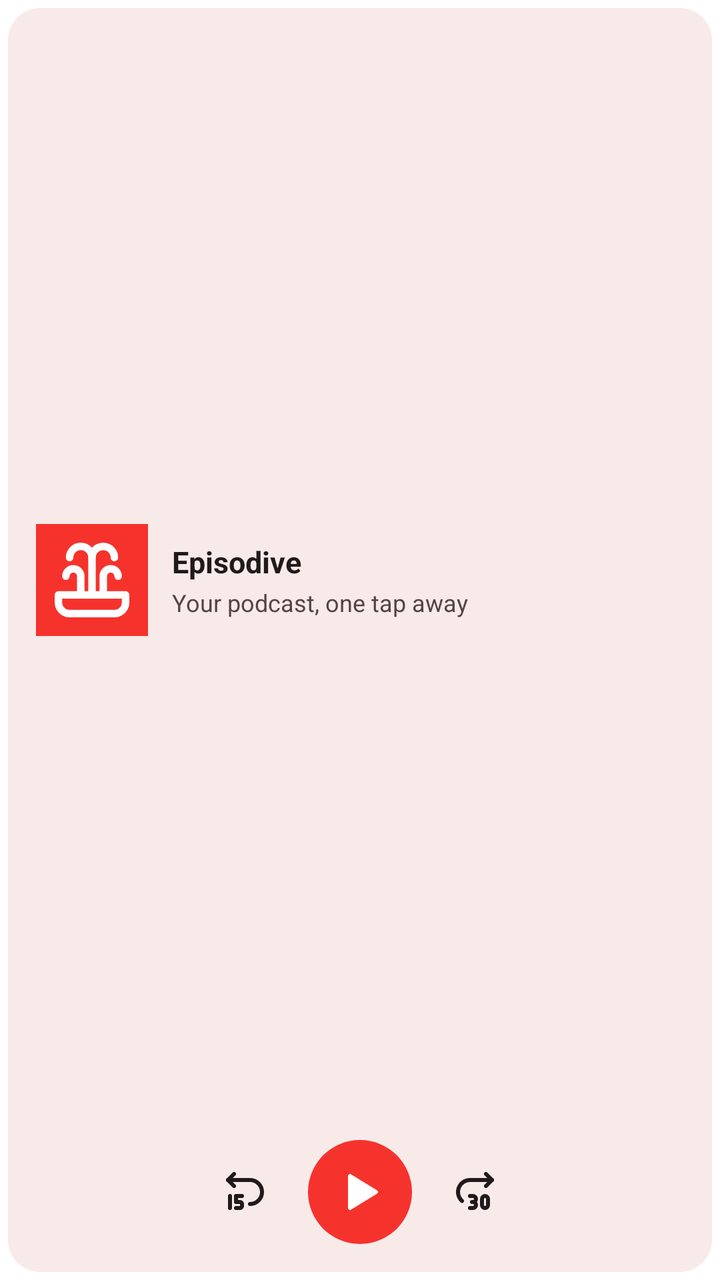
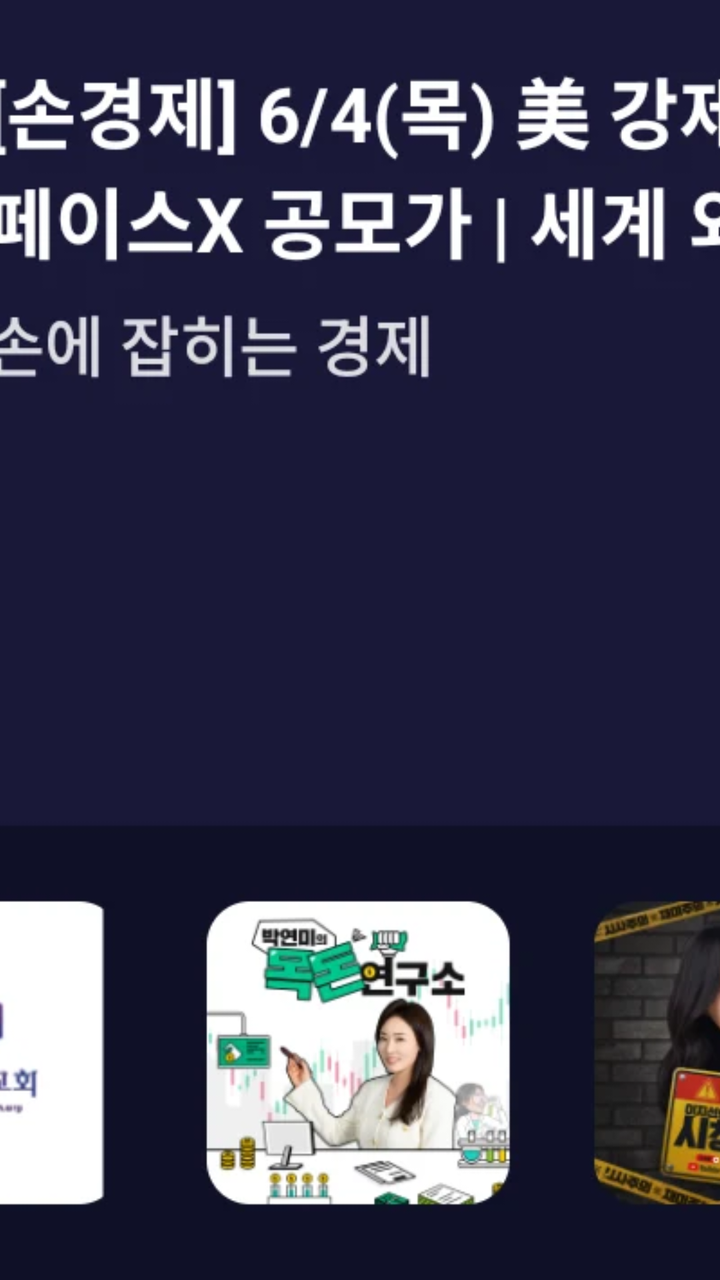

Two renders of the same Android screen: before a commit and after it. Below are the layout's source before the change and the commit's diff.
<!-- AndroidManifest.xml: fallback theme Theme.MaterialComponents.DayNight.NoActionBar -->
<!-- res/layout/feature_widget_now_playing_preview.xml -->
<?xml version="1.0" encoding="utf-8"?>
<FrameLayout xmlns:android="http://schemas.android.com/apk/res/android"
    android:layout_width="match_parent"
    android:layout_height="match_parent"
    android:padding="4dp">

    <LinearLayout
        android:layout_width="match_parent"
        android:layout_height="match_parent"
        android:background="@drawable/feature_widget_preview_card_surface"
        android:orientation="vertical"
        android:padding="14dp">

        <LinearLayout
            android:layout_width="match_parent"
            android:layout_height="0dp"
            android:layout_weight="1"
            android:gravity="center_vertical"
            android:orientation="horizontal">

            <ImageView
                android:layout_width="56dp"
                android:layout_height="56dp"
                android:contentDescription="@string/feature_widget_now_playing_artwork_desc"
                android:scaleType="centerCrop"
                android:src="@drawable/feature_widget_ic_placeholder" />

            <LinearLayout
                android:layout_width="0dp"
                android:layout_height="wrap_content"
                android:layout_marginStart="12dp"
                android:layout_weight="1"
                android:orientation="vertical">

                <TextView
                    android:layout_width="match_parent"
                    android:layout_height="wrap_content"
                    android:ellipsize="end"
                    android:maxLines="2"
                    android:text="@string/feature_widget_now_playing_preview_title"
                    android:textColor="#FF201A1A"
                    android:textSize="15sp"
                    android:textStyle="bold" />

                <TextView
                    android:layout_width="match_parent"
                    android:layout_height="wrap_content"
                    android:layout_marginTop="2dp"
                    android:ellipsize="end"
                    android:maxLines="1"
                    android:text="@string/feature_widget_now_playing_preview_subtitle"
                    android:textColor="#FF534341"
                    android:textSize="12sp" />
            </LinearLayout>
        </LinearLayout>

        <LinearLayout
            android:layout_width="match_parent"
            android:layout_height="wrap_content"
            android:layout_marginTop="8dp"
            android:gravity="center"
            android:orientation="horizontal">

            <ImageView
                android:layout_width="44dp"
                android:layout_height="44dp"
                android:contentDescription="@string/feature_widget_now_playing_seek_backward_desc"
                android:padding="10dp"
                android:src="@drawable/feature_widget_ic_rewind"
                android:tint="#FF201A1A" />

            <ImageView
                android:layout_width="52dp"
                android:layout_height="52dp"
                android:layout_marginStart="10dp"
                android:background="@drawable/feature_widget_preview_play_bg"
                android:contentDescription="@string/feature_widget_now_playing_play_desc"
                android:padding="14dp"
                android:src="@drawable/feature_widget_ic_play"
                android:tint="#FFFFFFFF" />

            <ImageView
                android:layout_width="44dp"
                android:layout_height="44dp"
                android:layout_marginStart="10dp"
                android:contentDescription="@string/feature_widget_now_playing_seek_forward_desc"
                android:padding="10dp"
                android:src="@drawable/feature_widget_ic_fast_forward"
                android:tint="#FF201A1A" />
        </LinearLayout>
    </LinearLayout>
</FrameLayout>
<!-- resources referenced by this layout -->
<resources>
  <!-- drawable feature_widget_ic_play (drawable) -->
  <?xml version="1.0" encoding="utf-8"?>
  <vector xmlns:android="http://schemas.android.com/apk/res/android"
      android:width="24dp"
      android:height="24dp"
      android:viewportWidth="24"
      android:viewportHeight="24">
      <path
          android:fillColor="#FFFFFFFF"
          android:pathData="M6,4 V20 A1,1 0 0,0 7.524,20.852 L20.524,12.852 A1,1 0 0,0 20.524,11.148 L7.524,3.148 A1,1 0 0,0 6,4 Z" />
  </vector>
  <!-- drawable feature_widget_ic_rewind (drawable) -->
  <?xml version="1.0" encoding="utf-8"?>
  <vector xmlns:android="http://schemas.android.com/apk/res/android"
      android:width="24dp"
      android:height="24dp"
      android:viewportWidth="24"
      android:viewportHeight="24">
      
      <path
          android:fillColor="#00000000"
          android:strokeColor="#FFFFFFFF"
          android:strokeWidth="2"
          android:strokeLineCap="round"
          android:strokeLineJoin="round"
          android:pathData="M8,20 H10 A1,1 0 0,0 11,19 V18 A1,1 0 0,0 10,17 H8 V14 H11" />
      
      <path
          android:fillColor="#00000000"
          android:strokeColor="#FFFFFFFF"
          android:strokeWidth="2"
          android:strokeLineCap="round"
          android:strokeLineJoin="round"
          android:pathData="M15,18 a6,6 0 1 0 0,-12 h-11" />
      
      <path
          android:fillColor="#00000000"
          android:strokeColor="#FFFFFFFF"
          android:strokeWidth="2"
          android:strokeLineCap="round"
          android:strokeLineJoin="round"
          android:pathData="M5,14 V20" />
      
      <path
          android:fillColor="#00000000"
          android:strokeColor="#FFFFFFFF"
          android:strokeWidth="2"
          android:strokeLineCap="round"
          android:strokeLineJoin="round"
          android:pathData="M7,9 L4,6 L7,3" />
  </vector>
  <!-- drawable feature_widget_preview_card_surface (drawable) -->
  <?xml version="1.0" encoding="utf-8"?>
  <shape xmlns:android="http://schemas.android.com/apk/res/android"
      android:shape="rectangle">
      <solid android:color="#FFF9EAEA" />
      <corners android:radius="16dp" />
  </shape>
  <!-- drawable feature_widget_preview_play_bg (drawable) -->
  <?xml version="1.0" encoding="utf-8"?>
  <shape xmlns:android="http://schemas.android.com/apk/res/android"
      android:shape="oval">
      <solid android:color="#FFF5332C" />
  </shape>
  <string name="feature_widget_now_playing_artwork_desc">Episode artwork</string>
  <string name="feature_widget_now_playing_play_desc">Play</string>
  <string name="feature_widget_now_playing_preview_subtitle">Your podcast, one tap away</string>
  <string name="feature_widget_now_playing_preview_title">Episodive</string>
  <string name="feature_widget_now_playing_seek_backward_desc">Seek backward</string>
  <string name="feature_widget_now_playing_seek_forward_desc">Seek forward</string>
</resources>

<!-- the commit's change to res/layout/feature_widget_now_playing_preview.xml (unified diff, before → after) -->
@@ -1,92 +1,7 @@
 <?xml version="1.0" encoding="utf-8"?>
-<FrameLayout xmlns:android="http://schemas.android.com/apk/res/android"
+<ImageView xmlns:android="http://schemas.android.com/apk/res/android"
     android:layout_width="match_parent"
     android:layout_height="match_parent"
-    android:padding="4dp">
-
-    <LinearLayout
-        android:layout_width="match_parent"
-        android:layout_height="match_parent"
-        android:background="@drawable/feature_widget_preview_card_surface"
-        android:orientation="vertical"
-        android:padding="14dp">
-
-        <LinearLayout
-            android:layout_width="match_parent"
-            android:layout_height="0dp"
-            android:layout_weight="1"
-            android:gravity="center_vertical"
-            android:orientation="horizontal">
-
-            <ImageView
-                android:layout_width="56dp"
-                android:layout_height="56dp"
-                android:contentDescription="@string/feature_widget_now_playing_artwork_desc"
-                android:scaleType="centerCrop"
-                android:src="@drawable/feature_widget_ic_placeholder" />
-
-            <LinearLayout
-                android:layout_width="0dp"
-                android:layout_height="wrap_content"
-                android:layout_marginStart="12dp"
-                android:layout_weight="1"
-                android:orientation="vertical">
-
-                <TextView
-                    android:layout_width="match_parent"
-                    android:layout_height="wrap_content"
-                    android:ellipsize="end"
-                    android:maxLines="2"
-                    android:text="@string/feature_widget_now_playing_preview_title"
-                    android:textColor="#FF201A1A"
-                    android:textSize="15sp"
-                    android:textStyle="bold" />
-
-                <TextView
-                    android:layout_width="match_parent"
-                    android:layout_height="wrap_content"
-                    android:layout_marginTop="2dp"
-                    android:ellipsize="end"
-                    android:maxLines="1"
-                    android:text="@string/feature_widget_now_playing_preview_subtitle"
-                    android:textColor="#FF534341"
-                    android:textSize="12sp" />
-            </LinearLayout>
-        </LinearLayout>
-
-        <LinearLayout
-            android:layout_width="match_parent"
-            android:layout_height="wrap_content"
-            android:layout_marginTop="8dp"
-            android:gravity="center"
-            android:orientation="horizontal">
-
-            <ImageView
-                android:layout_width="44dp"
-                android:layout_height="44dp"
-                android:contentDescription="@string/feature_widget_now_playing_seek_backward_desc"
-                android:padding="10dp"
-                android:src="@drawable/feature_widget_ic_rewind"
-                android:tint="#FF201A1A" />
-
-            <ImageView
-                android:layout_width="52dp"
-                android:layout_height="52dp"
-                android:layout_marginStart="10dp"
-                android:background="@drawable/feature_widget_preview_play_bg"
-                android:contentDescription="@string/feature_widget_now_playing_play_desc"
-                android:padding="14dp"
-                android:src="@drawable/feature_widget_ic_play"
-                android:tint="#FFFFFFFF" />
-
-            <ImageView
-                android:layout_width="44dp"
-                android:layout_height="44dp"
-                android:layout_marginStart="10dp"
-                android:contentDescription="@string/feature_widget_now_playing_seek_forward_desc"
-                android:padding="10dp"
-                android:src="@drawable/feature_widget_ic_fast_forward"
-                android:tint="#FF201A1A" />
-        </LinearLayout>
-    </LinearLayout>
-</FrameLayout>
+    android:contentDescription="@string/feature_widget_now_playing_label"
+    android:scaleType="centerCrop"
+    android:src="@drawable/feature_widget_preview" />
<!-- resource entries referenced after the edit -->
@@ -1,74 +1,6 @@
 <!-- resources referenced by this layout -->
 <resources>
-  <!-- drawable feature_widget_ic_play (drawable) -->
-  <?xml version="1.0" encoding="utf-8"?>
-  <vector xmlns:android="http://schemas.android.com/apk/res/android"
-      android:width="24dp"
-      android:height="24dp"
-      android:viewportWidth="24"
-      android:viewportHeight="24">
-      <path
-          android:fillColor="#FFFFFFFF"
-          android:pathData="M6,4 V20 A1,1 0 0,0 7.524,20.852 L20.524,12.852 A1,1 0 0,0 20.524,11.148 L7.524,3.148 A1,1 0 0,0 6,4 Z" />
-  </vector>
-  <!-- drawable feature_widget_ic_rewind (drawable) -->
-  <?xml version="1.0" encoding="utf-8"?>
-  <vector xmlns:android="http://schemas.android.com/apk/res/android"
-      android:width="24dp"
-      android:height="24dp"
-      android:viewportWidth="24"
-      android:viewportHeight="24">
-      
-      <path
-          android:fillColor="#00000000"
-          android:strokeColor="#FFFFFFFF"
-          android:strokeWidth="2"
-          android:strokeLineCap="round"
-          android:strokeLineJoin="round"
-          android:pathData="M8,20 H10 A1,1 0 0,0 11,19 V18 A1,1 0 0,0 10,17 H8 V14 H11" />
-      
-      <path
-          android:fillColor="#00000000"
-          android:strokeColor="#FFFFFFFF"
-          android:strokeWidth="2"
-          android:strokeLineCap="round"
-          android:strokeLineJoin="round"
-          android:pathData="M15,18 a6,6 0 1 0 0,-12 h-11" />
-      
-      <path
-          android:fillColor="#00000000"
-          android:strokeColor="#FFFFFFFF"
-          android:strokeWidth="2"
-          android:strokeLineCap="round"
-          android:strokeLineJoin="round"
-          android:pathData="M5,14 V20" />
-      
-      <path
-          android:fillColor="#00000000"
-          android:strokeColor="#FFFFFFFF"
-          android:strokeWidth="2"
-          android:strokeLineCap="round"
-          android:strokeLineJoin="round"
-          android:pathData="M7,9 L4,6 L7,3" />
-  </vector>
-  <!-- drawable feature_widget_preview_card_surface (drawable) -->
-  <?xml version="1.0" encoding="utf-8"?>
-  <shape xmlns:android="http://schemas.android.com/apk/res/android"
-      android:shape="rectangle">
-      <solid android:color="#FFF9EAEA" />
-      <corners android:radius="16dp" />
-  </shape>
-  <!-- drawable feature_widget_preview_play_bg (drawable) -->
-  <?xml version="1.0" encoding="utf-8"?>
-  <shape xmlns:android="http://schemas.android.com/apk/res/android"
-      android:shape="oval">
-      <solid android:color="#FFF5332C" />
-  </shape>
-  <string name="feature_widget_now_playing_artwork_desc">Episode artwork</string>
-  <string name="feature_widget_now_playing_play_desc">Play</string>
-  <string name="feature_widget_now_playing_preview_subtitle">Your podcast, one tap away</string>
-  <string name="feature_widget_now_playing_preview_title">Episodive</string>
-  <string name="feature_widget_now_playing_seek_backward_desc">Seek backward</string>
-  <string name="feature_widget_now_playing_seek_forward_desc">Seek forward</string>
+  <!-- drawable feature_widget_preview: webp bitmap (drawable-nodpi, 62828 bytes) -->
+  <string name="feature_widget_now_playing_label">Episodive</string>
 </resources>
 
